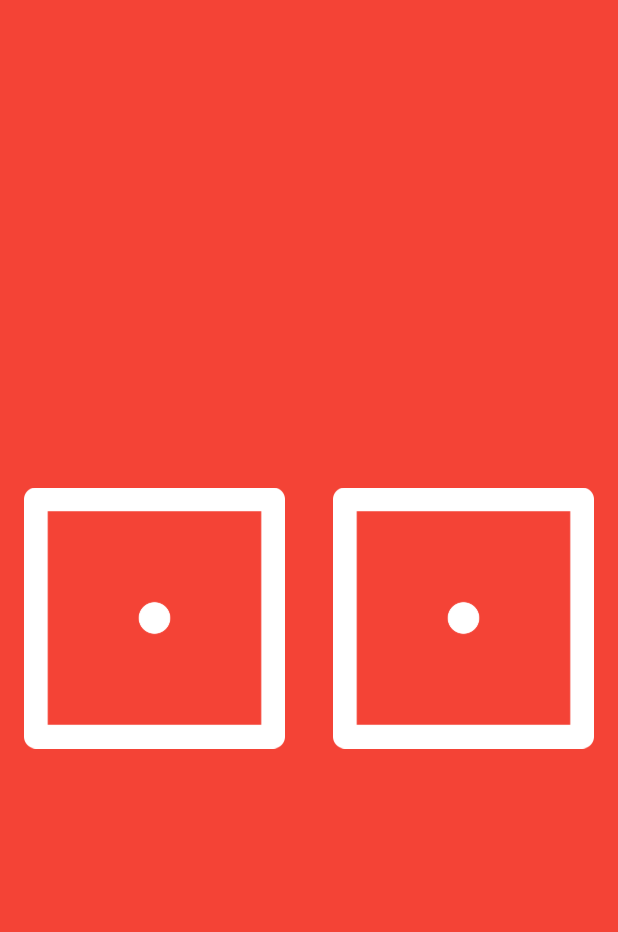
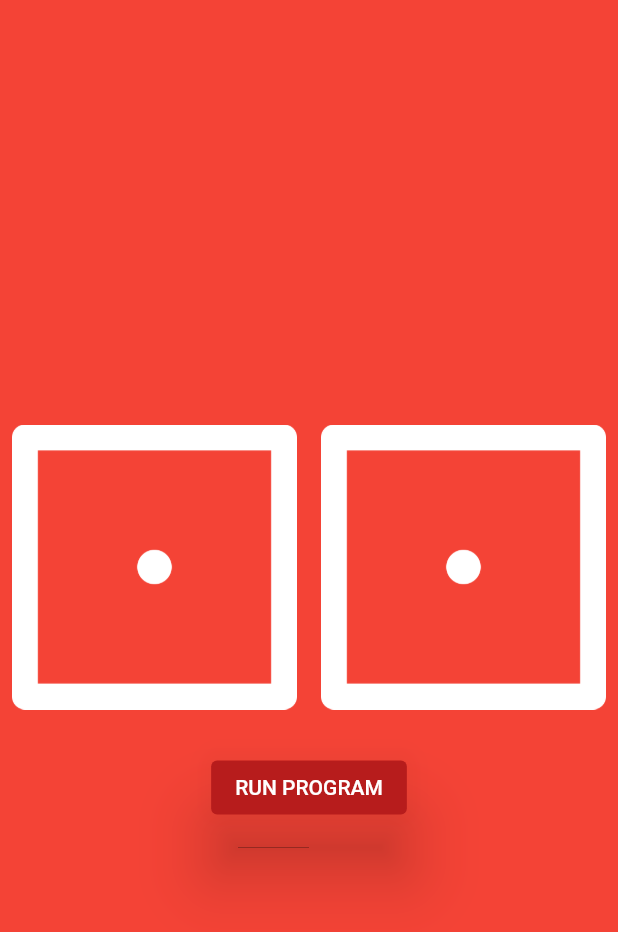
Before and after one commit to Jordan-erifried/MultiChoice, a Flutter app: the MyDicee screen opened directly, on a phone screen of 412 x 824 dp. Shown: the top 932 px of the screen. Run offline on Flutter 3.47's test engine with Material 2 defaults, Android fonts, the phone set to English and light mode, and no system bars.

Commit message:
adding elevated button

```diff
--- a/lib/my_dicee.dart
+++ b/lib/my_dicee.dart
@@ -36,24 +36,35 @@ class _MyDiceeState extends State<MyDicee> {
             Row(
               children: [
                 Expanded(
-                  child: FlatButton(
-                      onPressed: () {
-                        left();
-                      },
-                      child: Image.asset('images/dice$leftDiceNumber.png')
-                  ),
+                      child: Padding(
+                        padding: const EdgeInsets.all(8.0),
+                        child: Image.asset('images/dice$leftDiceNumber.png'),
+                      )
                 ),
 
                 Expanded(
-                  child: FlatButton(
-                      onPressed: () {
-                        right();
-                      },
-                      child: Image.asset('images/dice$rightDiceNumber.png')
-                  ),
+                      child: Padding(
+                        padding: const EdgeInsets.all(8.0),
+                        child: Image.asset('images/dice$rightDiceNumber.png'),
+                      )
                 )
               ],
-            )
+            ),
+            SizedBox(
+              height: 20.0,
+            ),
+
+            ElevatedButton(
+              onPressed: () {
+                left();
+                right();
+              },
+              child: Text('RUN PROGRAM'),
+             style: ElevatedButton.styleFrom(
+               primary: Colors.red.shade900,
+               elevation: 20.0,
+             ),
+            ),
           ],
         ),
       ),
```
